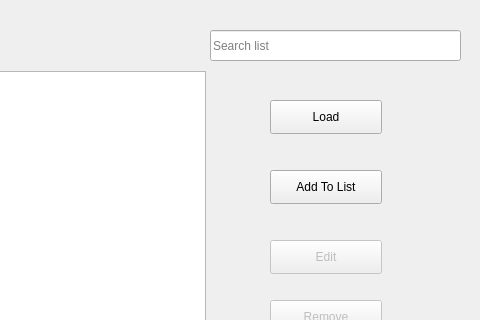
This is Verk1_2/personscreen.ui in steinarb08/Verkefni1_2 as Qt 5 draws it before an edit; both pictures show x 320 to 800 and y 0 to 320 of the 800 by 722 pixel window. The edited form follows.
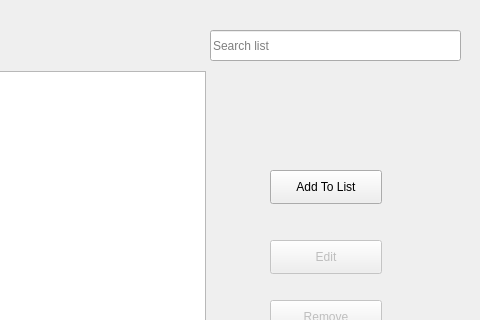
This is the edited form.

Commit message: Created auto-load function for personScreen, addNewPerson, editPerson

```diff
--- a/Verk1_2/personscreen.ui
+++ b/Verk1_2/personscreen.ui
@@ -72,19 +72,6 @@
      <string>Edit</string>
     </property>
    </widget>
-   <widget class="QPushButton" name="btnLoad">
-    <property name="geometry">
-     <rect>
-      <x>590</x>
-      <y>100</y>
-      <width>112</width>
-      <height>34</height>
-     </rect>
-    </property>
-    <property name="text">
-     <string>Load</string>
-    </property>
-   </widget>
    <widget class="QListWidget" name="listWidgetP">
     <property name="geometry">
      <rect>
```
Left out of the diff: 12 changed lines with no effect on the pictures. The commit also changes 6 other files.
